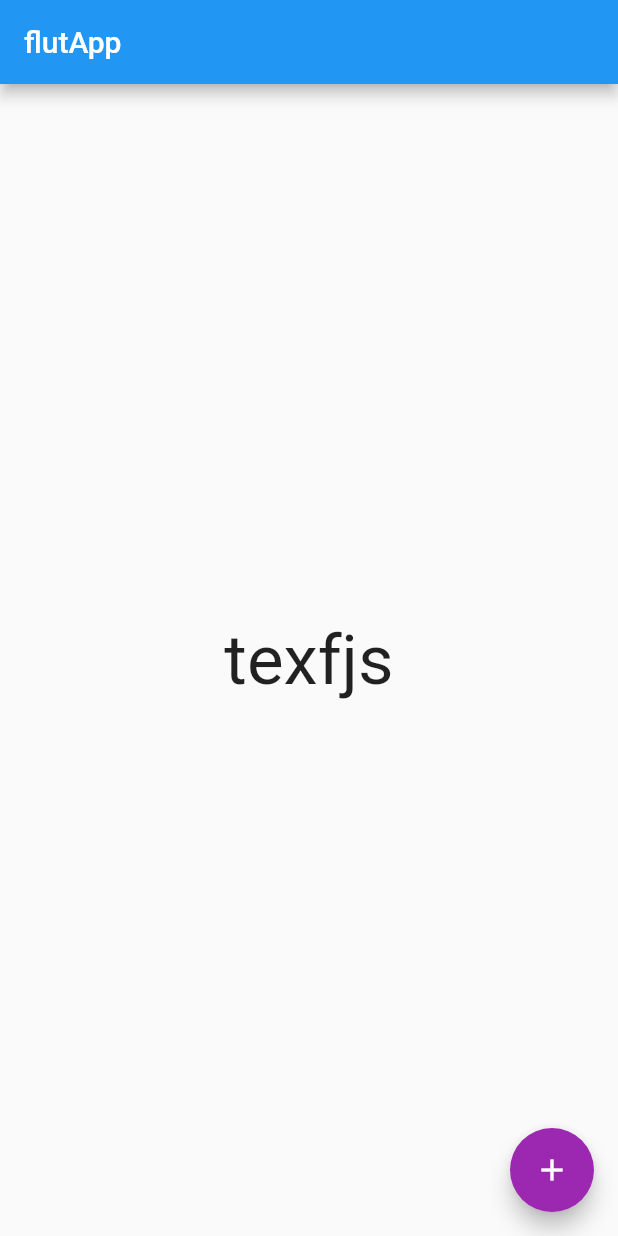
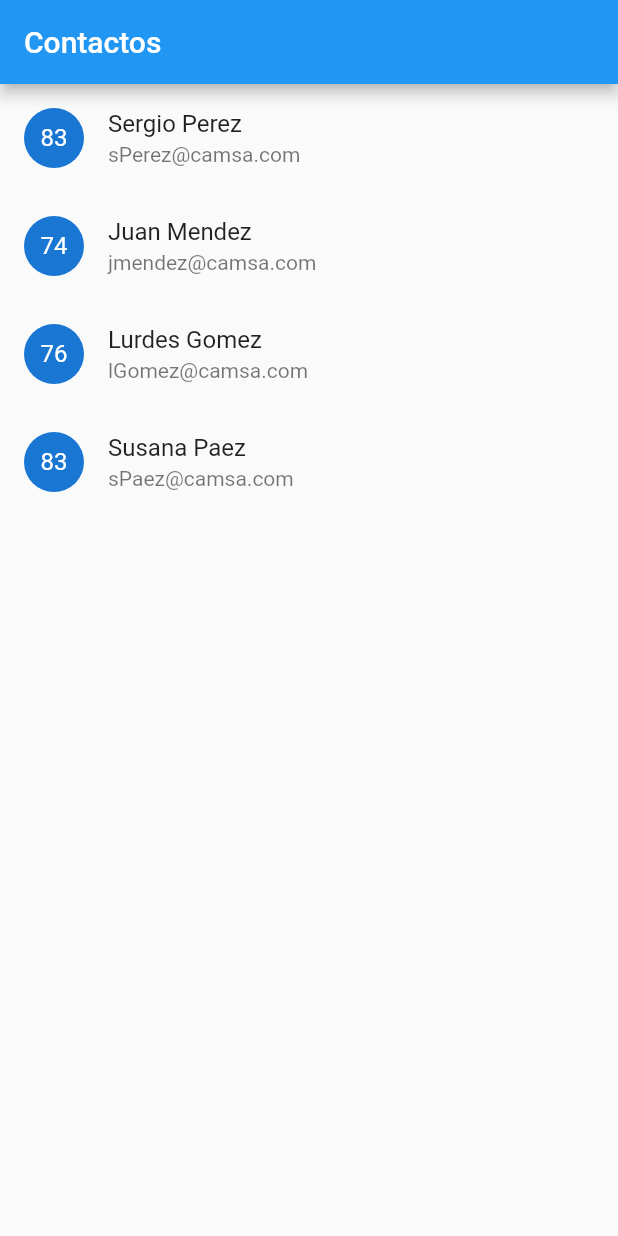
Before and after one commit to EdmaryBaga/flutr_app, a Flutter app: the screen it shows after launch, on a phone screen of 412 x 824 dp. Run offline on Flutter 3.47's test engine with Material 2 defaults, Android fonts, the phone set to English and light mode, and no system bars.

Commit message:
Se pinta una lista con datos, y un icono

```diff
--- /dev/null
+++ b/FlutterApps/flutr_app/lib/src/Model/ContactModel.dart
@@ -0,0 +1,6 @@
+
+class ContactModel{
+  String email;
+  String name;
+  ContactModel({this.email, this.name});
+}
--- /dev/null
+++ b/FlutterApps/flutr_app/lib/src/Screens/contact_item.dart
@@ -0,0 +1,16 @@
+import 'package:flutr_app/src/Model/ContactModel.dart';
+import 'package:flutter/material.dart';
+
+class ContactItem extends StatelessWidget {
+  final ContactModel contact;
+  ContactItem ({this.contact});
+
+  @override
+  Widget build(BuildContext context) {
+    return ListTile(
+      leading: CircleAvatar( child: Text(contact.name.codeUnitAt(0).toString()),), //Se agrga una imagen del lado derecho con una forma circular
+      title: Text(contact.name),//titulo del item
+      subtitle: Text(contact.email),//subtitulo del item
+    );
+  }
+}
--- /dev/null
+++ b/FlutterApps/flutr_app/lib/src/contact.dart
@@ -0,0 +1,37 @@
+import 'package:flutr_app/src/Screens/contact_item.dart';
+import 'package:flutter/material.dart';
+
+import 'Model/ContactModel.dart';
+class Contact extends StatelessWidget {
+
+  buildList(){
+    return<ContactModel>[
+      ContactModel(name: "Sergio Perez", email: "sPerez@camsa.com"),
+      ContactModel(name: "Juan Mendez", email: "jmendez@camsa.com"),
+      ContactModel(name: "Lurdes Gomez", email: "lGomez@camsa.com"),
+      ContactModel(name: "Susana Paez", email: "sPaez@camsa.com"),
+    ];
+  }
+
+  //Convertimos los items de la lista en un widget
+  List<ContactItem> buildContactList(){
+    //map nos permite recorrer la lista de elementos y convertirlo a un widget
+    return buildList().map<ContactItem>((Contact) => ContactItem(contact: Contact,)).toList();
+    //al map se le pasa el generico para decirle que tipo de dato tratara
+  }
+
+  @override
+  Widget build(BuildContext context) {
+    return Scaffold(
+      appBar: AppBar(
+        title: Text("Contactos"),
+      ),
+      body: Container(
+        child: ListView(
+          children: buildContactList()
+        ),
+
+      ),
+    );
+  }
+}
```
Also changed, not shown: FlutterApps/flutr_app/lib/main.dart (+5 -25 lines).
